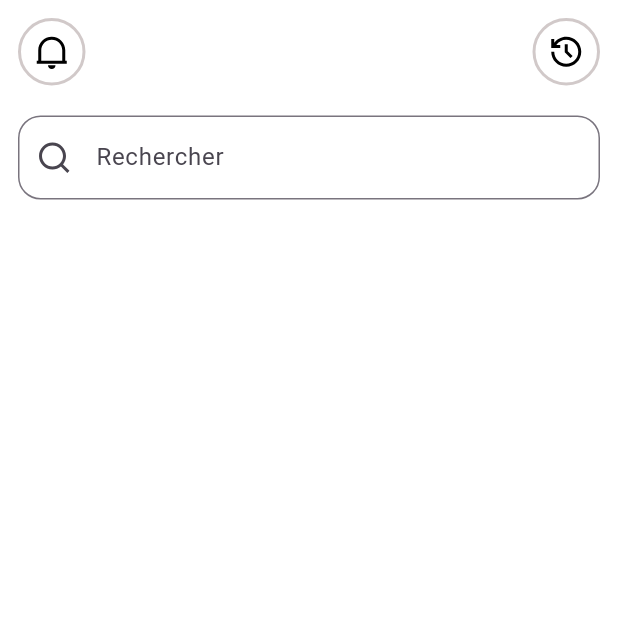
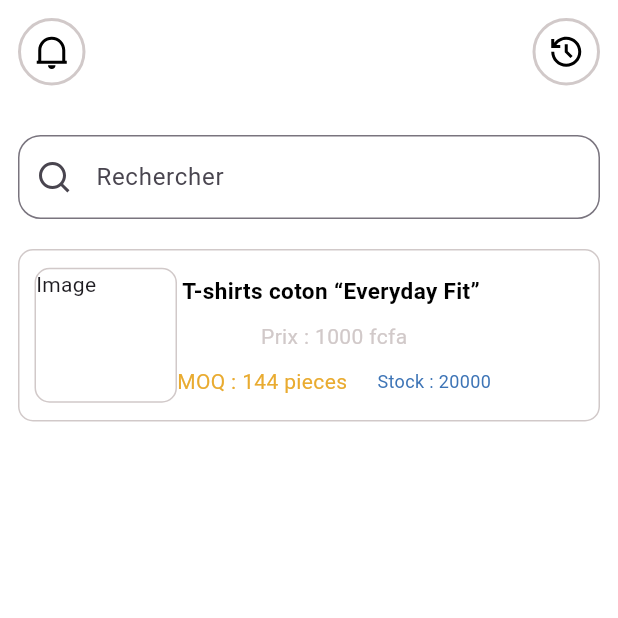
Before and after one commit to Abdoul03/Globshopp, a Flutter app: the Article screen opened directly, on a phone screen of 412 x 824 dp, the top half of it. Run offline on Flutter 3.47's test engine with Material 3 defaults, Android fonts, the light colour scheme and no system bars; our stand-ins replace remixicon.

Commit message:
finalisation de la page article

```diff
--- a/lib/screens/fournisseur/article.dart
+++ b/lib/screens/fournisseur/article.dart
@@ -79,11 +79,91 @@ class _ArticleState extends State<Article> {
                     ),
                   ],
                 ),
-                SizedBox(height: 20),
+                SizedBox(height: 33),
+                //Bar de recherche
                 Custumsearchbar(
                   hintText: "Rechercher",
                   onchange: _onSearchTextChanged,
                   controller: _searchController,
+                ),
+                SizedBox(height: 20),
+
+                //Contenaire de produits
+                GestureDetector(
+                  onTap: () {
+                    print("Conteneur tapé !");
+                  },
+                  child: Container(
+                    width: 400,
+                    height: 115,
+                    decoration: BoxDecoration(
+                      shape: BoxShape.rectangle,
+                      borderRadius: BorderRadius.all(Radius.circular(10)),
+                      border: Border.all(
+                        color: Constant.colorsgray,
+                        width: 1.0,
+                        style: BorderStyle.solid,
+                      ),
+                    ),
+                    child: Row(
+                      children: [
+                        //Image
+                        Container(
+                          margin: EdgeInsets.only(left: 10.0),
+                          width: 95,
+                          height: 90,
+                          decoration: BoxDecoration(
+                            shape: BoxShape.rectangle,
+                            borderRadius: BorderRadius.all(Radius.circular(10)),
+                            border: Border.all(
+                              color: Constant.colorsgray,
+                              width: 1.0,
+                              style: BorderStyle.solid,
+                            ),
+                          ),
+                          child: Text("Image"),
+                        ),
+                        Center(
+                          child: Column(
+                            mainAxisAlignment: MainAxisAlignment.center,
+                            children: [
+                              Text(
+                                "T-shirts coton “Everyday Fit” ",
+                                style: TextStyle(
+                                  color: Constant.colorsBlack,
+                                  fontWeight: FontWeight.bold,
+                                  fontSize: 15,
+                                ),
+                              ),
+                              SizedBox(height: 10),
+                              Text(
+                                "Prix : 1000 fcfa",
+                                textAlign: TextAlign.right,
+                                style: TextStyle(color: Constant.colorsgray),
+                              ),
+                              SizedBox(height: 10),
+                              Row(
+                                children: [
+                                  Text(
+                                    "MOQ : 144 pieces",
+                                    style: TextStyle(color: Constant.jaune),
+                                  ),
+                                  SizedBox(width: 20),
+                                  Text(
+                                    "Stock : 20000",
+                                    style: TextStyle(
+                                      color: Constant.blue,
+                                      fontSize: 12,
+                                    ),
+                                  ),
+                                ],
+                              ),
+                            ],
+                          ),
+                        ),
+                      ],
+                    ),
+                  ),
                 ),
               ],
             ),
--- a/lib/screens/fournisseur/custom/custumSearchBar.dart
+++ b/lib/screens/fournisseur/custom/custumSearchBar.dart
@@ -1,4 +1,5 @@
 import 'package:flutter/material.dart';
+import 'package:globshopp/screens/_base/constant.dart';
 import 'package:remixicon/remixicon.dart';
 
 class Custumsearchbar extends StatelessWidget {
@@ -19,12 +20,15 @@ class Custumsearchbar extends StatelessWidget {
       decoration: InputDecoration(
         focusedBorder: OutlineInputBorder(
           borderRadius: BorderRadius.all(Radius.circular(15)),
-          borderSide: BorderSide(color: Colors.black),
+          borderSide: BorderSide(color: Constant.colorsgray),
         ),
         hintText: hintText,
         prefixIcon: Icon(RemixIcons.search_line),
         border: OutlineInputBorder(
-          borderSide: BorderSide(color: Colors.black, style: BorderStyle.solid),
+          borderSide: BorderSide(
+            color: const Color.fromARGB(181, 0, 0, 0),
+            style: BorderStyle.solid,
+          ),
           borderRadius: BorderRadius.all(Radius.circular(15)),
         ),
       ),
```
